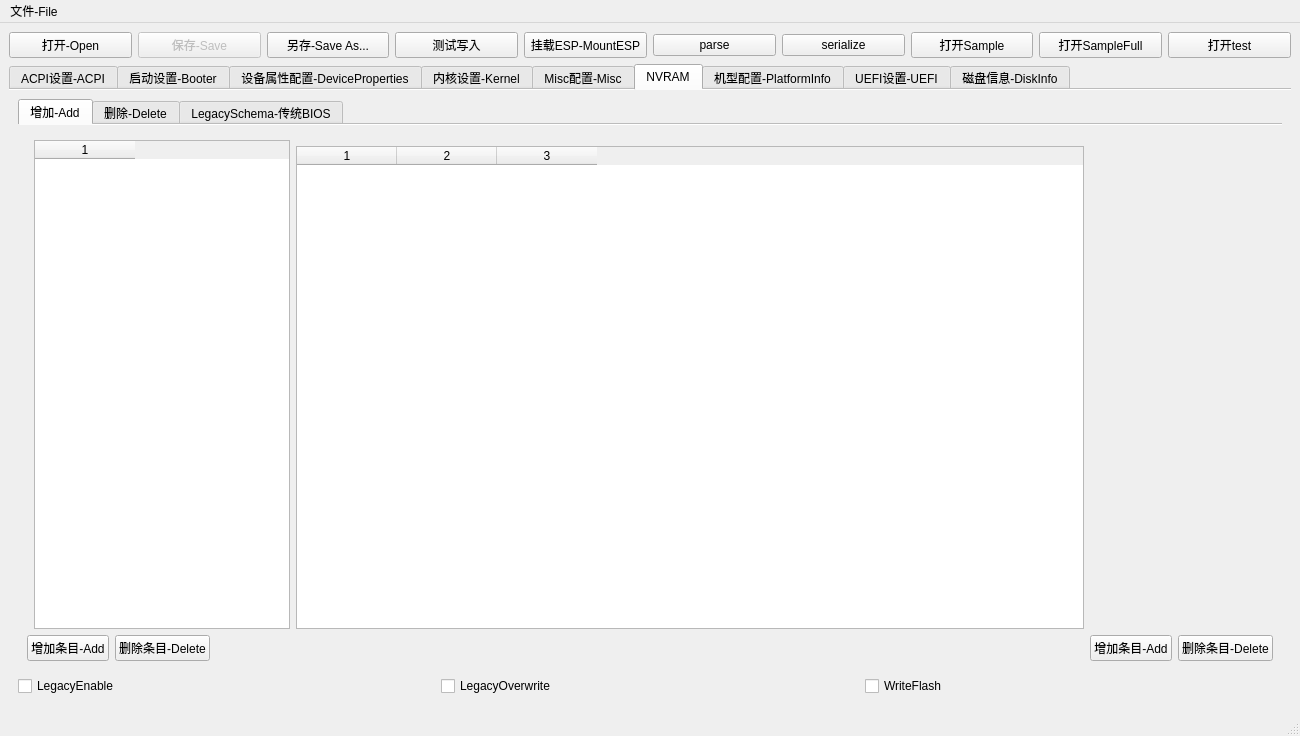
Old version of the form mainwindow.ui in the repository ic005k/OCAuxiliaryTools.
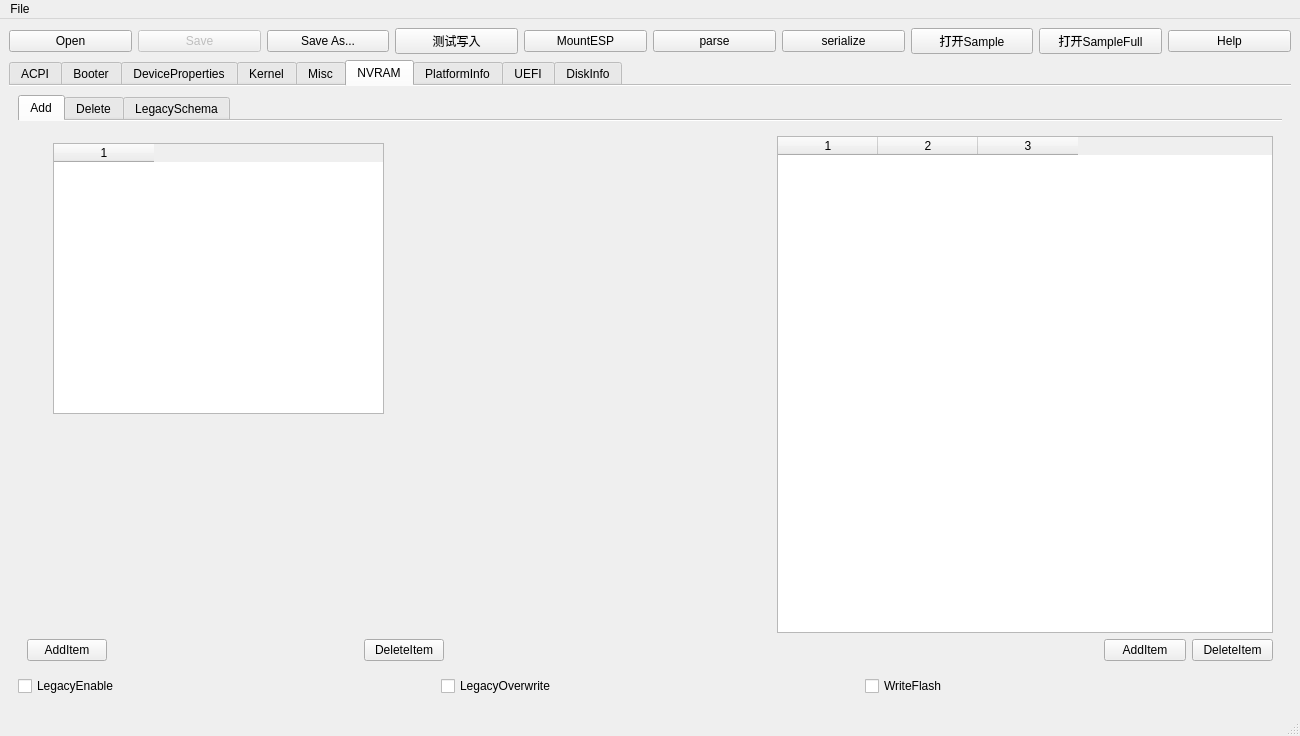
New version of the form. The open tabs and pages were chosen to show the change. Icons and pictures are not drawn.

What changed in the file:
```diff
--- a/mainwindow.ui
+++ b/mainwindow.ui
@@ -22,7 +22,7 @@
     <item row="0" column="0">
      <widget class="QPushButton" name="btnOpen">
       <property name="text">
-       <string>打开-Open</string>
+       <string>Open</string>
       </property>
      </widget>
     </item>
@@ -32,14 +32,14 @@
        <bool>false</bool>
       </property>
       <property name="text">
-       <string>保存-Save</string>
+       <string>Save</string>
       </property>
      </widget>
     </item>
     <item row="0" column="2">
      <widget class="QPushButton" name="btnSaveAs">
       <property name="text">
-       <string>另存-Save As...</string>
+       <string>Save As...</string>
       </property>
      </widget>
     </item>
@@ -53,7 +53,7 @@
     <item row="0" column="4">
      <widget class="QPushButton" name="btnMountEsp">
       <property name="text">
-       <string>挂载ESP-MountESP</string>
+       <string>MountESP</string>
       </property>
      </widget>
     </item>
@@ -88,7 +88,7 @@
     <item row="0" column="9">
      <widget class="QPushButton" name="btnQuickOpen3">
       <property name="text">
-       <string>打开test</string>
+       <string>Help</string>
       </property>
      </widget>
     </item>
@@ -102,7 +102,7 @@
       </property>
       <widget class="QWidget" name="tab">
        <attribute name="title">
-        <string>ACPI设置-ACPI</string>
+        <string>ACPI</string>
        </attribute>
        <layout class="QGridLayout" name="gridLayout_2">
         <item row="1" column="0">
@@ -313,7 +313,7 @@
       </widget>
       <widget class="QWidget" name="tab_3">
        <attribute name="title">
-        <string>启动设置-Booter</string>
+        <string>Booter</string>
        </attribute>
        <layout class="QGridLayout" name="gridLayout_6">
         <item row="0" column="0" colspan="6">
@@ -496,7 +496,7 @@
       </widget>
       <widget class="QWidget" name="tab_2">
        <attribute name="title">
-        <string>设备属性配置-DeviceProperties</string>
+        <string>DeviceProperties</string>
        </attribute>
        <layout class="QGridLayout" name="gridLayout_8">
         <item row="0" column="0">
@@ -669,7 +669,7 @@
       </widget>
       <widget class="QWidget" name="tab_4">
        <attribute name="title">
-        <string>内核设置-Kernel</string>
+        <string>Kernel</string>
        </attribute>
        <layout class="QGridLayout" name="gridLayout_11">
         <item row="0" column="0">
@@ -1082,7 +1082,7 @@
       </widget>
       <widget class="QWidget" name="tab_5">
        <attribute name="title">
-        <string>Misc配置-Misc</string>
+        <string>Misc</string>
        </attribute>
        <layout class="QGridLayout" name="gridLayout_16">
         <item row="0" column="0">
@@ -1571,21 +1571,13 @@
           </property>
           <widget class="QWidget" name="tab_18">
            <attribute name="title">
-            <string>增加-Add</string>
+            <string>Add</string>
            </attribute>
            <layout class="QGridLayout" name="gridLayout_17">
-            <item row="0" column="0" rowspan="3" colspan="7">
+            <item row="0" column="0" rowspan="2" colspan="7">
              <layout class="QGridLayout" name="gridLayout_nv_add"/>
             </item>
-            <item row="1" column="1" rowspan="2" colspan="3">
-             <widget class="QTableWidget" name="table_nv_add0">
-              <property name="columnCount">
-               <number>1</number>
-              </property>
-              <column/>
-             </widget>
-            </item>
-            <item row="2" column="4">
+            <item row="1" column="4" colspan="3">
              <widget class="QTableWidget" name="table_nv_add">
               <property name="columnCount">
                <number>3</number>
@@ -1595,21 +1587,34 @@
               <column/>
              </widget>
             </item>
-            <item row="3" column="0" colspan="2">
+            <item row="2" column="0">
              <widget class="QPushButton" name="btnNVRAMAdd_Add0">
               <property name="text">
-               <string>增加条目-Add</string>
+               <string>AddItem</string>
               </property>
              </widget>
             </item>
-            <item row="3" column="2">
+            <item row="2" column="1">
+             <spacer name="horizontalSpacer_21">
+              <property name="orientation">
+               <enum>Qt::Horizontal</enum>
+              </property>
+              <property name="sizeHint" stdset="0">
+               <size>
+                <width>121</width>
+                <height>20</height>
+               </size>
+              </property>
+             </spacer>
+            </item>
+            <item row="2" column="2">
              <widget class="QPushButton" name="btnNVRAMAdd_Del0">
               <property name="text">
-               <string>删除条目-Delete</string>
+               <string>DeleteItem</string>
               </property>
              </widget>
             </item>
-            <item row="3" column="3" colspan="2">
+            <item row="2" column="3" colspan="2">
              <spacer name="horizontalSpacer_13">
               <property name="orientation">
                <enum>Qt::Horizontal</enum>
@@ -1622,25 +1627,39 @@
               </property>
              </spacer>
             </item>
-            <item row="3" column="5">
+            <item row="2" column="5">
              <widget class="QPushButton" name="btnNVRAMAdd_Add">
               <property name="text">
-               <string>增加条目-Add</string>
+               <string>AddItem</string>
               </property>
              </widget>
             </item>
-            <item row="3" column="6">
+            <item row="2" column="6">
              <widget class="QPushButton" name="btnNVRAMAdd_Del">
               <property name="text">
-               <string>删除条目-Delete</string>
+               <string>DeleteItem</string>
               </property>
              </widget>
             </item>
            </layout>
+           <widget class="QTableWidget" name="table_nv_add0">
+            <property name="geometry">
+             <rect>
+              <x>35</x>
+              <y>22</y>
+              <width>331</width>
+              <height>271</height>
+             </rect>
+            </property>
+            <property name="columnCount">
+             <number>1</number>
+            </property>
+            <column/>
+           </widget>
           </widget>
           <widget class="QWidget" name="tab_19">
            <attribute name="title">
-            <string>删除-Delete</string>
+            <string>Delete</string>
            </attribute>
            <layout class="QGridLayout" name="gridLayout_18">
             <item row="1" column="1">
@@ -1704,7 +1723,7 @@
           </widget>
           <widget class="QWidget" name="tab_20">
            <attribute name="title">
-            <string>LegacySchema-传统BIOS</string>
+            <string>LegacySchema</string>
            </attribute>
            <layout class="QGridLayout" name="gridLayout_19">
             <item row="0" column="0" colspan="3">
@@ -1772,7 +1791,7 @@
       </widget>
       <widget class="QWidget" name="tab_7">
        <attribute name="title">
-        <string>机型配置-PlatformInfo</string>
+        <string>PlatformInfo</string>
        </attribute>
        <layout class="QGridLayout" name="gridLayout_27">
         <item row="3" column="2">
@@ -2417,7 +2436,7 @@
       </widget>
       <widget class="QWidget" name="tab_8">
        <attribute name="title">
-        <string>UEFI设置-UEFI</string>
+        <string>UEFI</string>
        </attribute>
        <layout class="QGridLayout" name="gridLayout_28">
         <item row="0" column="0" colspan="6">
@@ -3021,7 +3040,7 @@
       </widget>
       <widget class="QWidget" name="tab_36">
        <attribute name="title">
-        <string>磁盘信息-DiskInfo</string>
+        <string>DiskInfo</string>
        </attribute>
        <layout class="QGridLayout" name="gridLayout_43">
         <item row="0" column="0">
@@ -3044,7 +3063,7 @@
    </property>
    <widget class="QMenu" name="menuFile">
     <property name="title">
-     <string>文件-File</string>
+     <string>File</string>
     </property>
     <addaction name="actionOpen"/>
     <addaction name="actionSave"/>
```
Left out of the diff: 2054 changed lines with no effect on the pictures.
